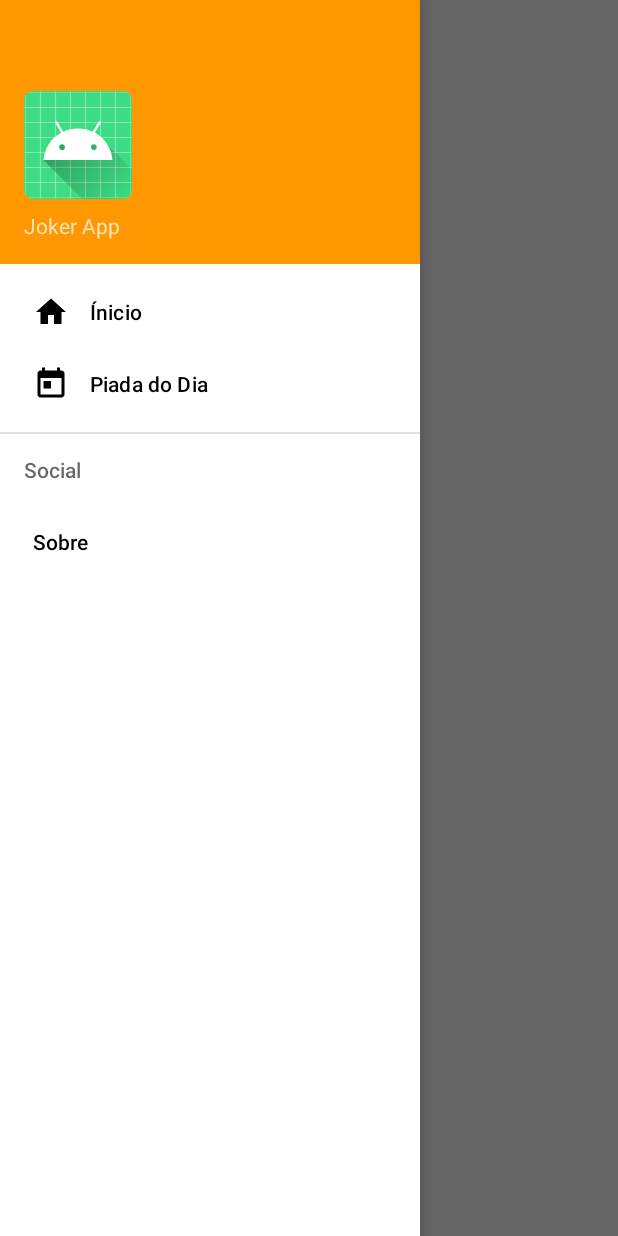
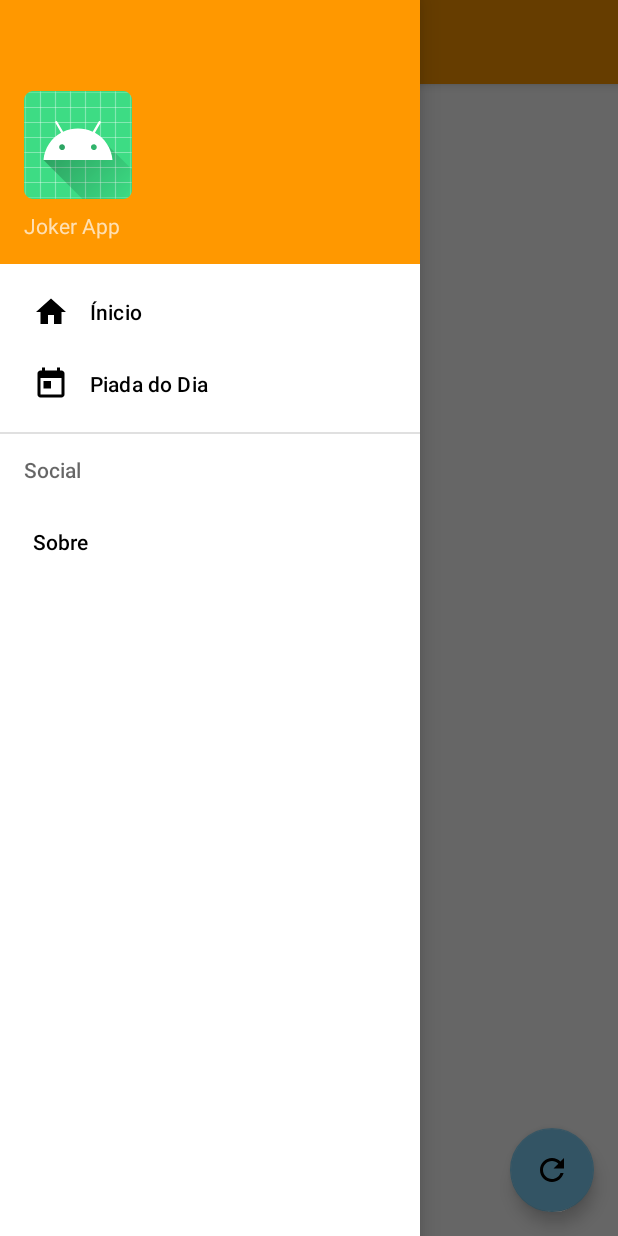
Before and after one commit to toninhobueno/joke-app, an Android app: the screen it shows after launch (MainActivity), with the side drawer open, on a phone screen of 412 x 824 dp. Run offline under Robolectric (Android 15) with nearby library versions, the phone set to English and light mode, and no system bars.

Commit message:
Feita a toolbar e menu dinamizado com clean code

```diff
--- /dev/null
+++ b/app/src/main/res/drawable/ic_baseline_refresh_24.xml
@@ -0,0 +1,10 @@
+<vector xmlns:android="http://schemas.android.com/apk/res/android"
+    android:width="24dp"
+    android:height="24dp"
+    android:viewportWidth="24"
+    android:viewportHeight="24"
+    android:tint="?attr/colorControlNormal">
+  <path
+      android:fillColor="@android:color/white"
+      android:pathData="M17.65,6.35C16.2,4.9 14.21,4 12,4c-4.42,0 -7.99,3.58 -7.99,8s3.57,8 7.99,8c3.73,0 6.84,-2.55 7.73,-6h-2.08c-0.82,2.33 -3.04,4 -5.65,4 -3.31,0 -6,-2.69 -6,-6s2.69,-6 6,-6c1.66,0 3.14,0.69 4.22,1.78L13,11h7V4l-2.35,2.35z"/>
+</vector>
--- a/app/src/main/res/layout/activity_main.xml
+++ b/app/src/main/res/layout/activity_main.xml
@@ -4,24 +4,22 @@
     xmlns:tools="http://schemas.android.com/tools"
     android:layout_width="match_parent"
     android:layout_height="match_parent"
-    tools:openDrawer="start"
-    tools:context=".MainActivity">
+    tools:context=".MainActivity"
+    tools:openDrawer="start">
 
-    <TextView
-        android:layout_width="wrap_content"
-        android:layout_height="wrap_content"
-        android:text="Hello World!"
-        app:layout_constraintBottom_toBottomOf="parent"
-        app:layout_constraintLeft_toLeftOf="parent"
-        app:layout_constraintRight_toRightOf="parent"
-        app:layout_constraintTop_toTopOf="parent" />
+    <include
+        android:id="@+id/app_bar_main"
+        layout="@layout/app_bar_main"
+        android:layout_width="match_parent"
+        android:layout_height="match_parent" />
+
 
     <com.google.android.material.navigation.NavigationView
         android:id="@+id/nav_view"
-        app:menu="@menu/activity_main_drawer"
+        android:layout_width="wrap_content"
+        android:layout_height="match_parent"
         android:layout_gravity="start"
         app:headerLayout="@layout/nav_header_main"
-        android:layout_width="wrap_content"
-        android:layout_height="match_parent" />
+        app:menu="@menu/activity_main_drawer" />
 
 </androidx.drawerlayout.widget.DrawerLayout>
--- /dev/null
+++ b/app/src/main/res/layout/app_bar_main.xml
@@ -0,0 +1,36 @@
+<?xml version="1.0" encoding="utf-8"?>
+<androidx.coordinatorlayout.widget.CoordinatorLayout xmlns:android="http://schemas.android.com/apk/res/android"
+    xmlns:app="http://schemas.android.com/apk/res-auto"
+    android:layout_width="match_parent"
+    android:layout_height="match_parent">
+
+    <com.google.android.material.appbar.AppBarLayout
+        android:layout_width="match_parent"
+        android:layout_height="wrap_content"
+        android:theme="@style/Theme.JokerAppDev.AppbarOverlay">
+
+        <androidx.appcompat.widget.Toolbar
+            android:id="@+id/toolbar"
+            android:layout_width="match_parent"
+            android:layout_height="?attr/actionBarSize"
+            android:background="?attr/colorPrimary"
+            app:popupTheme="@style/Theme.JokerAppDev.PopupOverlay"
+
+            />
+
+
+    </com.google.android.material.appbar.AppBarLayout>
+
+
+    <include layout="@layout/conent_main" />
+
+    <com.google.android.material.floatingactionbutton.FloatingActionButton
+        android:id="@+id/fab"
+        android:layout_width="wrap_content"
+        android:layout_height="wrap_content"
+        android:layout_gravity="bottom|end"
+        android:layout_margin="@dimen/fab_margin"
+        android:contentDescription="@null"
+        app:srcCompat="@drawable/ic_baseline_refresh_24" />
+
+</androidx.coordinatorlayout.widget.CoordinatorLayout>
--- /dev/null
+++ b/app/src/main/res/layout/conent_main.xml
@@ -0,0 +1,15 @@
+<?xml version="1.0" encoding="utf-8"?>
+<androidx.constraintlayout.widget.ConstraintLayout xmlns:android="http://schemas.android.com/apk/res/android"
+    android:layout_width="match_parent"
+    android:layout_height="match_parent"
+    app:layout_behavior="@string/appbar_scrolling_view_behavior"
+    xmlns:app="http://schemas.android.com/apk/res-auto">
+
+    <TextView
+        android:layout_width="wrap_content"
+        android:layout_height="wrap_content"
+        android:text="Hello World!"
+        app:layout_constraintLeft_toLeftOf="parent"
+        app:layout_constraintRight_toRightOf="parent"
+        app:layout_constraintTop_toTopOf="parent" />
+</androidx.constraintlayout.widget.ConstraintLayout>
--- a/app/src/main/res/values/dimens.xml
+++ b/app/src/main/res/values/dimens.xml
@@ -5,5 +5,6 @@
     <dimen name="activity_vertical_margin">16dp</dimen>
     <dimen name="nav_header_height">176dp</dimen>
     <dimen name="nav_header_vertical_spacing">8dp</dimen>
+    <dimen name="fab_margin">16dp</dimen>
 
 </resources>
--- a/app/src/main/res/values/themes.xml
+++ b/app/src/main/res/values/themes.xml
@@ -13,4 +13,7 @@
         <item name="android:statusBarColor" tools:targetApi="l">?attr/colorPrimaryVariant</item>
         <!-- Customize your theme here. -->
     </style>
+
+    <style name="Theme.JokerAppDev.AppbarOverlay" parent="ThemeOverlay.AppCompat.Dark.ActionBar"/>
+    <style name="Theme.JokerAppDev.PopupOverlay" parent="ThemeOverlay.AppCompat.Light"/>
 </resources>
```
